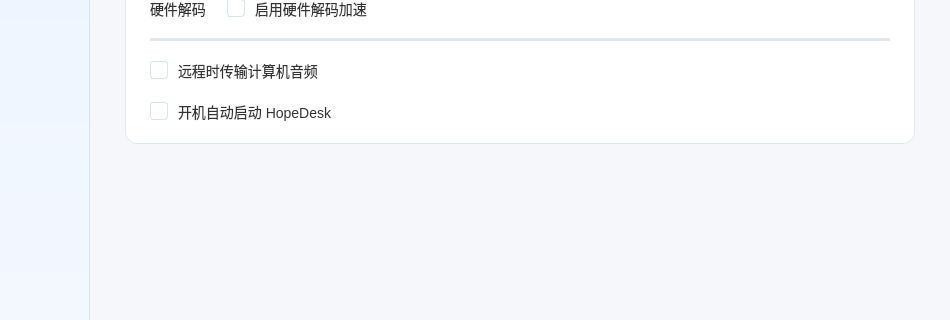
The window that HopeDeskNative/mainwindow.ui (HopeTiga/HopeDesk) describes before a commit, drawn with Qt 5; both pictures show x 130 to 1080 and y 291 to 611 of the 1080 by 750 pixel window.
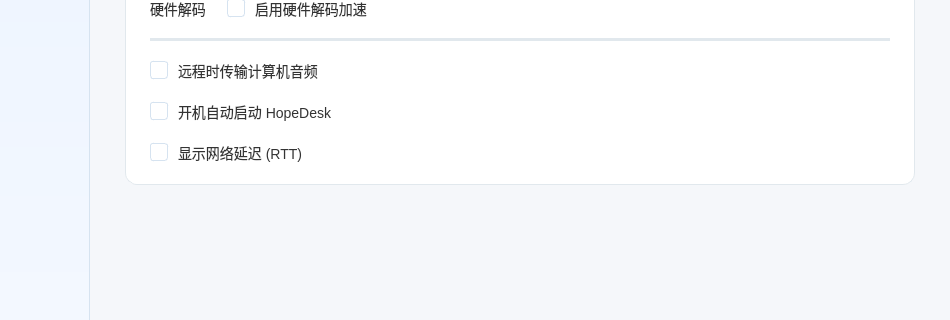
The same window after the commit. The open tabs and pages were chosen to show the change.

Patch:
```diff
--- a/HopeDeskNative/mainwindow.ui
+++ b/HopeDeskNative/mainwindow.ui
@@ -1229,6 +1229,16 @@
              </property>
             </widget>
            </item>
+           <item row="8" column="0" colspan="2">
+            <widget class="QCheckBox" name="checkShowRtt">
+             <property name="toolTip">
+              <string>开启后,远程连接时在连接类型旁显示网络往返延迟(RTT)</string>
+             </property>
+             <property name="text">
+              <string>显示网络延迟 (RTT)</string>
+             </property>
+            </widget>
+           </item>
           </layout>
          </widget>
         </item>
```
